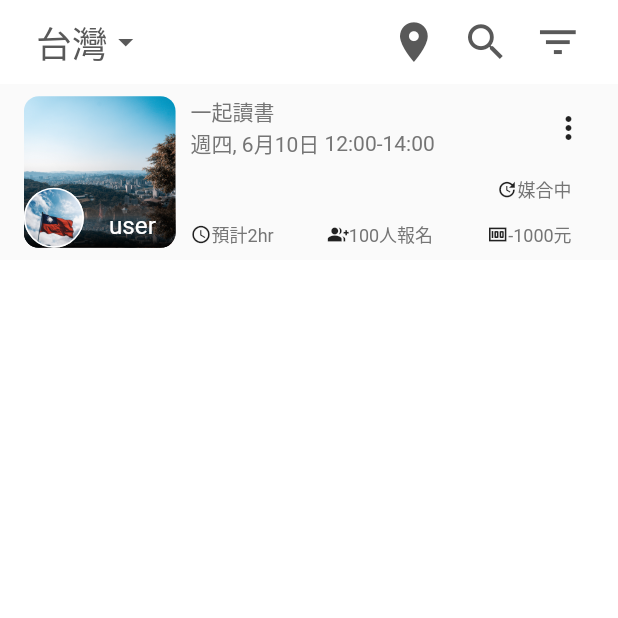
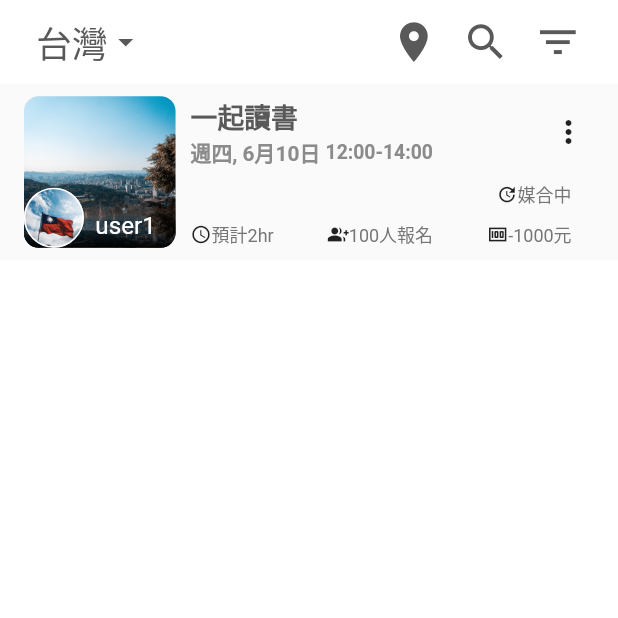
Before and after one commit to royfuwei/flutter-app-prototype, a Flutter app: the HomeScreen screen opened by its route, on a phone screen of 412 x 824 dp, the top half of it. Run offline on Flutter 3.47's test engine with Material 2 defaults, Android fonts, the phone set to English and light mode, and no system bars; our stand-ins replace material_design_icons_flutter; missing offline and left inert: dart:ffi.

Commit message:
[feat] module datingItem v1

```diff
--- a/lib/core/common/components/default_app_bar.dart
+++ b/lib/core/common/components/default_app_bar.dart
@@ -1,9 +1,9 @@
 import 'package:flutter/material.dart';
 
 defaultAppBarTitle({
-  startItems = const <Widget>[],
-  titleItems = const <Widget>[],
-  endItems = const <Widget>[],
+  List<Widget> startItems = const <Widget>[],
+  List<Widget> titleItems = const <Widget>[],
+  List<Widget> endItems = const <Widget>[],
 }) {
   return Row(
     mainAxisAlignment: MainAxisAlignment.spaceBetween,
--- a/lib/core/home/screens/home_screen.dart
+++ b/lib/core/home/screens/home_screen.dart
@@ -25,32 +25,7 @@ class _HomeScreenState extends State<HomeScreen> {
               child: GestureDetector(
                 child: ListView(
                   children: [
-                    GestureDetector(
-                      onTap: () {},
-                      child: Container(
-                        width: MediaQuery.of(context).size.width,
-                        color: Colors.grey[50],
-                        child: Padding(
-                          padding: EdgeInsets.symmetric(
-                            vertical: getProportionateScreenHeight(context, 8),
-                            horizontal:
-                                getProportionateScreenWidth(context, 16),
-                          ),
-                          child: Container(
-                            // alignment: Alignment.center,
-                            // color: Colors.amber,
-                            child: Row(
-                              mainAxisSize: MainAxisSize.max,
-                              mainAxisAlignment: MainAxisAlignment.spaceBetween,
-                              children: [
-                                datingItemImage(),
-                                datingItemInfo(),
-                              ],
-                            ),
-                          ),
-                        ),
-                      ),
-                    ),
+                    datingItem(),
                   ],
                 ),
                 // child: SingleChildScrollView(),
@@ -62,7 +37,92 @@ class _HomeScreenState extends State<HomeScreen> {
     );
   }
 
-  datingItemInfo() {
+  datingItem({
+    String username = "user1",
+    DecorationImage userDecorationImage = const DecorationImage(
+      image: AssetImage("assets/images/splash_2.jpg"),
+      fit: BoxFit.cover,
+    ),
+    DecorationImage decorationImage = const DecorationImage(
+      image: AssetImage("assets/images/splash_1.jpg"),
+      fit: BoxFit.cover,
+    ),
+    Widget? image,
+    String title = "一起讀書",
+    String datingDate = "週四, 6月10日",
+    String datingHour = "12:00-14:00",
+    String status = "媒合中",
+    String datingDuration = "預計2hr",
+    String signupCount = "100人報名",
+    String payment = "-1000元",
+  }) {
+    return GestureDetector(
+      onTap: () {},
+      child: Container(
+        width: MediaQuery.of(context).size.width,
+        color: Colors.grey[50],
+        child: Padding(
+          padding: EdgeInsets.symmetric(
+            vertical: getProportionateScreenHeight(context, 8),
+            horizontal: getProportionateScreenWidth(context, 16),
+          ),
+          child: Container(
+            child: Row(
+              mainAxisSize: MainAxisSize.max,
+              mainAxisAlignment: MainAxisAlignment.spaceBetween,
+              children: [
+                datingItemImage(
+                  username: username,
+                  userDecorationImage: userDecorationImage,
+                  decorationImage: decorationImage,
+                  image: Image.asset(
+                    "assets/images/splash_1.jpg",
+                    fit: BoxFit.cover,
+                  ),
+                ),
+                datingItemInfo(
+                  title: title,
+                  datingDate: datingDate,
+                  datingHour: datingHour,
+                  status: status,
+                  datingDuration: datingDuration,
+                  signupCount: signupCount,
+                  payment: payment,
+                ),
+              ],
+            ),
+          ),
+        ),
+      ),
+    );
+  }
+
+  datingItemInfoIcon(IconData icon, String title) {
+    return Row(
+      children: [
+        Icon(
+          icon,
+          size: 14,
+        ),
+        Text(
+          title,
+          style: TextStyle(
+            fontSize: 12,
+          ),
+        ),
+      ],
+    );
+  }
+
+  datingItemInfo({
+    String title = "一起讀書",
+    String datingDate = "週四, 6月10日",
+    String datingHour = "12:00-14:00",
+    String status = "媒合中",
+    String datingDuration = "預計2hr",
+    String signupCount = "100人報名",
+    String payment = "-1000元",
+  }) {
     return Expanded(
       child: Padding(
         padding: EdgeInsets.only(
@@ -82,12 +142,35 @@ class _HomeScreenState extends State<HomeScreen> {
                   Column(
                     crossAxisAlignment: CrossAxisAlignment.start,
                     children: [
-                      Text("一起讀書"),
+                      Text(
+                        title,
+                        style: TextStyle(
+                          color: colorFont02,
+                          fontWeight: FontWeight.bold,
+                          fontSize: getProportionateScreenWidth(context, 18),
+                        ),
+                      ),
                       Row(
                         children: [
-                          Text("週四, 6月10日"),
+                          Text(
+                            datingDate,
+                            style: TextStyle(
+                              color: colorFont03,
+                              fontWeight: FontWeight.bold,
+                              fontSize:
+                                  getProportionateScreenWidth(context, 14),
+                            ),
+                          ),
                           Text(" "),
-                          Text("12:00-14:00"),
+                          Text(
+                            datingHour,
+                            style: TextStyle(
+                              color: colorFont03,
+                              fontWeight: FontWeight.bold,
+                              fontSize:
+                                  getProportionateScreenWidth(context, 13),
+                            ),
+                          ),
                         ],
                       ),
                     ],
@@ -103,19 +186,9 @@ class _HomeScreenState extends State<HomeScreen> {
                   ),
                   Padding(
                     padding: EdgeInsets.only(right: 10),
-                    child: Row(
-                      children: [
-                        Icon(
+                    child: datingItemInfoIcon(
                       Icons.update,
-                          size: 14,
-                        ),
-                        Text(
-                          "媒合中",
-                          style: TextStyle(
-                            fontSize: 12,
-                          ),
-                        ),
-                      ],
+                      status,
                     ),
                   ),
                 ],
@@ -125,53 +198,23 @@ class _HomeScreenState extends State<HomeScreen> {
                 children: [
                   Padding(
                     padding: EdgeInsets.only(right: 10),
-                    child: Row(
-                      children: [
-                        Icon(
+                    child: datingItemInfoIcon(
                       Icons.access_time,
-                          size: 14,
-                        ),
-                        Text(
-                          "預計2hr",
-                          style: TextStyle(
-                            fontSize: 12,
-                          ),
-                        ),
-                      ],
+                      datingDuration,
                     ),
                   ),
                   Padding(
                     padding: EdgeInsets.only(right: 10),
-                    child: Row(
-                      children: [
-                        Icon(
+                    child: datingItemInfoIcon(
                       Icons.group_add,
-                          size: 14,
-                        ),
-                        Text(
-                          "100人報名",
-                          style: TextStyle(
-                            fontSize: 12,
-                          ),
-                        ),
-                      ],
+                      signupCount,
                     ),
                   ),
                   Padding(
                     padding: EdgeInsets.only(right: 10),
-                    child: Row(
-                      children: [
-                        Icon(
+                    child: datingItemInfoIcon(
                       Icons.money_outlined,
-                          size: 14,
-                        ),
-                        Text(
-                          "-1000元",
-                          style: TextStyle(
-                            fontSize: 12,
-                          ),
-                        ),
-                      ],
+                      payment,
                     ),
                   ),
                 ],
@@ -183,17 +226,25 @@ class _HomeScreenState extends State<HomeScreen> {
     );
   }
 
-  datingItemImage() {
+  datingItemImage({
+    String username = "user1",
+    DecorationImage userDecorationImage = const DecorationImage(
+      image: AssetImage("assets/images/splash_2.jpg"),
+      fit: BoxFit.cover,
+    ),
+    DecorationImage decorationImage = const DecorationImage(
+      image: AssetImage("assets/images/splash_1.jpg"),
+      fit: BoxFit.cover,
+    ),
+    Widget? image,
+  }) {
     return Container(
       height: getProportionateScreenHeight(context, 100),
       width: getProportionateScreenHeight(context, 100),
       decoration: BoxDecoration(
         // color: Colors.grey,
         borderRadius: BorderRadius.circular(10),
-        image: const DecorationImage(
-          image: AssetImage("assets/images/splash_1.jpg"),
-          fit: BoxFit.cover,
-        ),
+        image: decorationImage,
       ),
       child: Stack(
         alignment: Alignment.bottomLeft,
@@ -220,10 +271,7 @@ class _HomeScreenState extends State<HomeScreen> {
                     end: Alignment.bottomCenter,
                   ).createShader(bounds);
                 },
-                child: Image.asset(
-                  "assets/images/splash_1.jpg",
-                  fit: BoxFit.cover,
-                ),
+                child: image,
               ),
             ),
           ),
@@ -248,12 +296,7 @@ class _HomeScreenState extends State<HomeScreen> {
                       border: Border.all(
                         color: Colors.white,
                       ),
-                      image: const DecorationImage(
-                        image: AssetImage(
-                          "assets/images/splash_2.jpg",
-                        ),
-                        fit: BoxFit.cover,
-                      ),
+                      image: userDecorationImage,
                     ),
                   ),
                   Padding(
@@ -262,7 +305,7 @@ class _HomeScreenState extends State<HomeScreen> {
                       bottom: 5,
                     ),
                     child: Text(
-                      "user",
+                      username,
                       style: TextStyle(
                         color: Colors.white,
                         fontSize: getProportionateScreenHeight(
@@ -283,7 +326,6 @@ class _HomeScreenState extends State<HomeScreen> {
 
   appBar() {
     return AppBar(
-      // elevation: 0.5,
       elevation: 0,
       backgroundColor: Colors.white,
       // actions: [Text("hihi")],
@@ -308,35 +350,26 @@ class _HomeScreenState extends State<HomeScreen> {
           ),
         ),
       ], endItems: [
-        IconButton(
+        appBarIconButton(Icons.location_on),
+        appBarIconButton(Icons.search),
+        appBarIconButton(Icons.filter_list),
+      ]),
+    );
+  }
+
+  appBarIconButton(
+    IconData icon, {
+    Color color = colorFont02,
+  }) {
+    return IconButton(
       iconSize: getProportionateScreenWidth(context, 32),
       onPressed: () {},
       padding: EdgeInsets.all(0),
       icon: Icon(
-            Icons.location_on,
-            color: colorFont02,
-          ),
-        ),
-        IconButton(
-          iconSize: getProportionateScreenWidth(context, 32),
-          onPressed: () {},
-          padding: EdgeInsets.all(0),
-          icon: Icon(
-            Icons.search,
-            color: colorFont02,
-          ),
-        ),
-        IconButton(
-          iconSize: getProportionateScreenWidth(context, 32),
-          onPressed: () {},
-          padding: EdgeInsets.all(0),
-          icon: Icon(
-            Icons.filter_list,
-            color: colorFont02,
+        icon,
+        color: color,
         size: getProportionateScreenWidth(context, 32),
       ),
-        ),
-      ]),
     );
   }
 }
```
Lines whose indentation alone changed are shown as unchanged.
